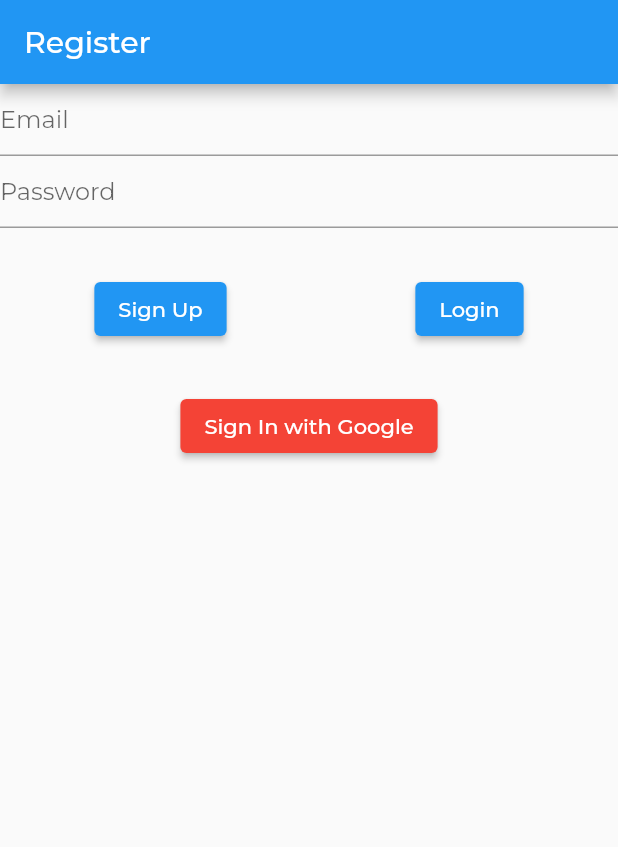
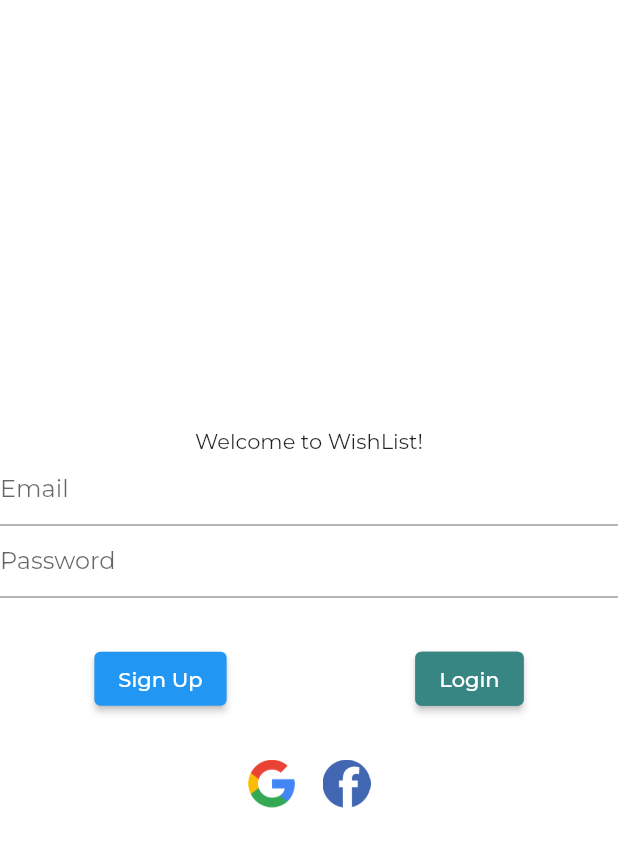
Before and after one commit to Krauma/wishlist, a Flutter app: the screen it shows after launch, on a phone screen of 412 x 824 dp. Shown: the top 847 px of the screen. Run offline on Flutter 3.47's test engine with Material 2 defaults, Android fonts, the phone set to English and light mode, and no system bars; our stand-ins replace cloud_firestore, firebase_auth, firebase_core, get, google_fonts, google_sign_in and 1 more; accounts and stored records are empty.

Commit message:
login screen ui in progress

```diff
--- a/lib/Authentication/Views/register.dart
+++ b/lib/Authentication/Views/register.dart
@@ -1,4 +1,5 @@
 import 'package:flutter/material.dart';
+import 'package:wishlist/constants.dart';
 
 import '../Controllers/authentication_controller.dart';
 
@@ -12,16 +13,34 @@ class Register extends StatefulWidget {
 class _RegisterState extends State<Register> {
   final TextEditingController _emailController = TextEditingController();
   final TextEditingController _passwordController = TextEditingController();
-  final AuthenticationController authController = AuthenticationController.instance;
+  final AuthenticationController authController =
+      AuthenticationController.instance;
 
   @override
   Widget build(BuildContext context) {
     return Scaffold(
-      appBar: AppBar(
-        title: const Text("Register"),
-      ),
-      body: Column(
+      backgroundColor: Colors.white,
+      body:
+      /*Container(
+        decoration: const BoxDecoration(
+            gradient: LinearGradient(
+          begin: Alignment.bottomRight,
+          end: Alignment.topLeft,
+          colors: [
+            Constants.gradientBlue,
+            Constants.gradientPurple,
+            Constants.gradientPink
+          ],
+        )),
+        child: */
+        SafeArea(
+          child: Column(
+            mainAxisAlignment: MainAxisAlignment.center,
             children: [
+              const Center(
+                  child: Text(
+                'Welcome to WishList!',
+              )),
               TextField(
                 decoration: const InputDecoration(hintText: "Email"),
                 controller: _emailController,
@@ -47,22 +66,53 @@ class _RegisterState extends State<Register> {
                       authController.login(_emailController.text.trim(),
                           _passwordController.text.trim());
                     },
+                    style: ElevatedButton.styleFrom(
+                      primary: Constants.customGreen,
+                      side: const BorderSide(
+                        width: 5.0,
+                        color: Constants.customGreen,
+                      ),
+                    ),
                     child: const Text("Login"),
                   ),
                 ],
               ),
               const SizedBox(height: 30),
-          ElevatedButton(
-            style: ElevatedButton.styleFrom(
-              primary: Colors.red,
-            ),
-            onPressed: () {
+              Wrap(
+                spacing: 18,
+                children: [
+                  InkWell(
+                    onTap: () {
                       authController.signInWithGoogle();
                     },
-            child: const Text("Sign In with Google"),
+                    child: Container(
+                      height: 32,
+                      width: 32,
+                      decoration: BoxDecoration(
+                          color: Colors.transparent,
+                          borderRadius: BorderRadius.circular(16)),
+                      child: Image.asset('assets/google.png'  ),
+                    ),
+                  ),
+                  InkWell(
+                    onTap: () {
+                      //authController.signInWithGoogle();
+                    },
+                    child: Container(
+                      height: 32,
+                      width: 32,
+                      decoration: BoxDecoration(
+                          color: Colors.transparent,
+                          borderRadius: BorderRadius.circular(16)),
+                      child: Image.asset('assets/facebook2.png'),
+                    ),
                   ),
                 ],
+              )
+            ],
           ),
+        ),
+     // ),
     );
   }
 }
--- a/lib/constants.dart
+++ b/lib/constants.dart
@@ -1,6 +1,14 @@
 import 'package:firebase_core/firebase_core.dart';
+import 'package:flutter/cupertino.dart';
 import 'package:wishlist/Authentication/Controllers/authentication_controller.dart';
 
 class Constants {
   static final Future<FirebaseApp> firebaseInitialization = Firebase.initializeApp();
+  static const Color customGreen = Color.fromRGBO(56, 134, 132, 1);
+
+  static const Color gradientBlue = Color.fromRGBO(82, 91, 236, 1);
+  static const Color gradientPurple = Color.fromRGBO(129, 84, 202, 1);
+  static const Color gradientPink = Color.fromRGBO(196, 76, 151, 1);
+
+
 }
```
Also changed, not shown: pubspec.yaml (+4 -3 lines), assets/facebook.png (added), assets/facebook2.png (added), assets/google.png (added). Lines whose indentation alone changed are shown as unchanged.
